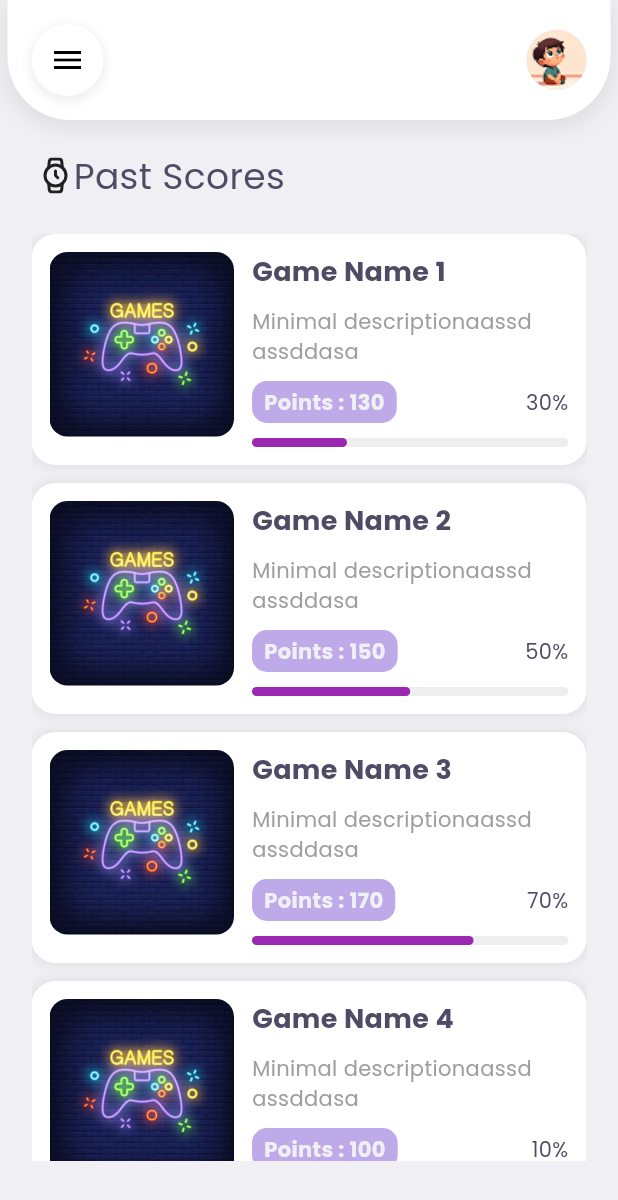
After one commit to IT21273858/24-25J-133-app, a Flutter app: the ScoresPage screen opened directly, on a phone screen of 412 x 824 dp. The commit adds this screen. Shown: the top 1200 px of the screen. Run offline on Flutter 3.47's test engine with Material 3 defaults, Android fonts, the light colour scheme and no system bars; our stand-ins replace fl_chart, flutter_feather_icons, google_fonts.

Commit message:
past scores page implemented

```diff
--- a/dyslexia/lib/CustomDrawer.dart
+++ b/dyslexia/lib/CustomDrawer.dart
@@ -2,7 +2,7 @@ import 'package:dyslexia/DashboardChild.dart';
 import 'package:dyslexia/DashboardParent.dart';
 import 'package:dyslexia/LoginPage.dart';
 import 'package:dyslexia/ProfileChild.dart';
-import 'package:dyslexia/ProfileParent.dart';
+import 'package:dyslexia/ScoresPage.dart';
 import 'package:dyslexia/variables.dart';
 import 'package:flutter/material.dart';
 import 'package:flutter_feather_icons/flutter_feather_icons.dart';
@@ -23,7 +23,7 @@ class _CustomDrawerState extends State<CustomDrawer> {
       "page": DashboardChild(),
     },
     {"icon": FeatherIcons.award, "label": "Profile", "page": ProfileChild()},
-    {"icon": FeatherIcons.barChart2, "label": "Insights", "page": LoginPage()},
+    {"icon": FeatherIcons.barChart2, "label": "Insights", "page": ScoresPage()},
   ];
 
   @override
--- a/dyslexia/lib/DashboardChild.dart
+++ b/dyslexia/lib/DashboardChild.dart
@@ -91,7 +91,7 @@ class _DashboardChildState extends State<DashboardChild> {
     );
   }
 
-  // 🔹 Emoji Selection Widget
+  // Emoji Selection Widget
   Widget _buildEmotionSelection() {
     return Container(
       margin: EdgeInsets.symmetric(horizontal: 16),
@@ -160,7 +160,7 @@ class _DashboardChildState extends State<DashboardChild> {
     );
   }
 
-  // 🔹 Header Section
+  // Header Section
   Widget _buildHeader(BuildContext context) {
     return Container(
       decoration: BoxDecoration(
@@ -219,7 +219,7 @@ class _DashboardChildState extends State<DashboardChild> {
     );
   }
 
-  // 🔹 Performance Section with Line Chart
+  // Performance Section with Line Chart
   Widget _buildPerformanceSection() {
     return Padding(
       padding: EdgeInsets.symmetric(horizontal: 16.0),
--- /dev/null
+++ b/dyslexia/lib/ScoresPage.dart
@@ -0,0 +1,166 @@
+import 'package:dyslexia/components.dart';
+import 'package:flutter/material.dart';
+import 'package:dyslexia/CustomDrawer.dart';
+import 'package:flutter_feather_icons/flutter_feather_icons.dart';
+
+class ScoresPage extends StatelessWidget {
+  final List<Map<String, dynamic>> gameScores = [
+    {
+      "image": "assets/images/games_background.jpg",
+      "name": "Game Name 1",
+      "description": "Minimal descriptionaassd assddasa",
+      "points": 130,
+      "progress": 0.3, // 30%
+    },
+    {
+      "image": "assets/images/games_background.jpg",
+      "name": "Game Name 2",
+      "description": "Minimal descriptionaassd assddasa",
+      "points": 150,
+      "progress": 0.5,
+    },
+    {
+      "image": "assets/images/games_background.jpg",
+      "name": "Game Name 3",
+      "description": "Minimal descriptionaassd assddasa",
+      "points": 170,
+      "progress": 0.7,
+    },
+    {
+      "image": "assets/images/games_background.jpg",
+      "name": "Game Name 4",
+      "description": "Minimal descriptionaassd assddasa",
+      "points": 100,
+      "progress": 0.1,
+    },
+    {
+      "image": "assets/images/games_background.jpg",
+      "name": "Game Name 5",
+      "description": "Minimal descriptionaassd assddasa",
+      "points": 120,
+      "progress": 0.2,
+    },
+  ];
+
+  @override
+  Widget build(BuildContext context) {
+    return Scaffold(
+      backgroundColor: Color(0xFFF0EFF4),
+      body: Padding(
+        padding: const EdgeInsets.symmetric(horizontal: 5.0),
+        child: ListView(
+          children: [
+            _buildHeader(context),
+            SizedBox(height: 20),
+            Column(
+              spacing: 12,
+              children: [
+                Row(
+                  children: [
+                    Padding(padding: EdgeInsets.only(left: 20)),
+                    Icon(FeatherIcons.watch, size: 24),
+                    Text(
+                      'Past Scores',
+                      style: TextStyle(
+                        fontSize: 24,
+                        fontWeight: FontWeight.normal,
+                      ),
+                    ),
+                  ],
+                ),
+                Padding(padding: EdgeInsets.only(bottom: 10)),
+              ],
+            ),
+            SizedBox(
+              height: MediaQuery.of(context).size.height * 0.75,
+              child: _buildPastScoresSection(),
+            ),
+          ],
+        ),
+      ),
+    );
+  }
+
+  // Header Section
+  Widget _buildHeader(BuildContext context) {
+    return Container(
+      decoration: BoxDecoration(
+        color: Colors.white,
+        borderRadius: BorderRadius.only(
+          bottomLeft: Radius.circular(42),
+          bottomRight: Radius.circular(42),
+        ),
+        boxShadow: [
+          BoxShadow(
+            color: Colors.grey.withOpacity(0.2),
+            spreadRadius: 2,
+            blurRadius: 10,
+            offset: Offset(0, 4),
+          ),
+        ],
+      ),
+      padding: EdgeInsets.all(16),
+      child: Row(
+        mainAxisAlignment: MainAxisAlignment.spaceBetween,
+        children: [
+          _buildIconButton(Icons.menu, () {
+            Navigator.push(
+              context,
+              MaterialPageRoute(builder: (context) => CustomDrawer()),
+            );
+          }),
+          CircleAvatar(
+            radius: 20,
+            backgroundImage: AssetImage('assets/images/user.png'),
+          ),
+        ],
+      ),
+    );
+  }
+
+  // Past Scores Section
+  Widget _buildPastScoresSection() {
+    return Padding(
+      padding: EdgeInsets.symmetric(horizontal: 16.0),
+      child: Expanded(
+        child: SingleChildScrollView(
+          child: Column(
+            children:
+                gameScores
+                    .map(
+                      (game) => GameScoreCard(
+                        image: game["image"],
+                        name: game["name"],
+                        description: game["description"],
+                        points: game["points"],
+                        progress: game["progress"],
+                      ),
+                    )
+                    .toList(),
+          ),
+        ),
+      ),
+    );
+  }
+
+  Widget _buildIconButton(IconData icon, VoidCallback onPressed) {
+    return Container(
+      decoration: BoxDecoration(
+        color: Colors.white,
+        shape: BoxShape.circle,
+        boxShadow: [
+          BoxShadow(
+            color: Colors.grey.withOpacity(0.2),
+            spreadRadius: 1,
+            blurRadius: 5,
+            offset: Offset(0, 2),
+          ),
+        ],
+      ),
+      child: IconButton(
+        icon: Icon(icon, color: Colors.black),
+        onPressed: onPressed,
+      ),
+    );
+  }
+}
--- a/dyslexia/lib/components.dart
+++ b/dyslexia/lib/components.dart
@@ -758,3 +758,112 @@ class LineChartWidget extends StatelessWidget {
     );
   }
 }
+
+// Games score card
+class GameScoreCard extends StatelessWidget {
+  final String image;
+  final String name;
+  final String description;
+  final int points;
+  final double progress;
+
+  const GameScoreCard({
+    super.key,
+    required this.image,
+    required this.name,
+    required this.description,
+    required this.points,
+    required this.progress,
+  });
+
+  @override
+  Widget build(BuildContext context) {
+    return Container(
+      margin: EdgeInsets.only(bottom: 12),
+      padding: EdgeInsets.all(12),
+      decoration: BoxDecoration(
+        color: Colors.white,
+        borderRadius: BorderRadius.circular(16),
+        boxShadow: [
+          BoxShadow(
+            color: Colors.grey.withOpacity(0.2),
+            spreadRadius: 1,
+            blurRadius: 5,
+          ),
+        ],
+      ),
+      child: Row(
+        crossAxisAlignment: CrossAxisAlignment.start,
+        children: [
+          // Game Image
+          ClipRRect(
+            borderRadius: BorderRadius.circular(12),
+            child: Image.asset(
+              image,
+              width: 123,
+              height: 123,
+              fit: BoxFit.cover,
+            ),
+          ),
+          SizedBox(width: 12),
+
+          // Game Info (Title & Description)
+          Expanded(
+            child: Column(
+              crossAxisAlignment: CrossAxisAlignment.start,
+              spacing: 10,
+              children: [
+                // game name
+                Text(
+                  name,
+                  style: TextStyle(fontWeight: FontWeight.bold, fontSize: 18),
+                ),
+                // description
+                Text(
+                  description,
+                  style: TextStyle(color: Colors.grey, fontSize: 14),
+                  overflow: TextOverflow.ellipsis,
+                  maxLines: 2,
+                ),
+
+                // Points & Progress Bar
+                Row(
+                  mainAxisAlignment: MainAxisAlignment.spaceBetween,
+                  children: [
+                    Container(
+                      padding: EdgeInsets.symmetric(horizontal: 8, vertical: 4),
+                      decoration: BoxDecoration(
+                        color: pointsBackgroundColor.withOpacity(0.6),
+                        borderRadius: BorderRadius.circular(10),
+                      ),
+                      child: Text(
+                        "Points : $points",
+                        style: TextStyle(
+                          color: pointsTextColor,
+                          fontWeight: FontWeight.bold,
+                          fontSize: 14,
+                        ),
+                      ),
+                    ),
+                    Text(
+                      "${(progress * 100).toInt()}%",
+                      style: TextStyle(fontSize: 14),
+                    ),
+                  ],
+                ),
+                // Progress Bar
+                LinearProgressIndicator(
+                  value: progress,
+                  backgroundColor: Colors.grey.shade200,
+                  color: Colors.purple,
+                  minHeight: 6,
+                  borderRadius: BorderRadius.circular(8),
+                ),
+              ],
+            ),
+          ),
+        ],
+      ),
+    );
+  }
+}
--- a/dyslexia/lib/variables.dart
+++ b/dyslexia/lib/variables.dart
@@ -34,6 +34,8 @@ const Color menuColor = Color(0xFF554997);
 const Color linechartblueColor = Color(0xFF4A3AFF);
 const Color linechartbodyColor = Color(0xFF6D3AFF);
 const Color childcardbodyColor = Color(0xFFCFCAFF);
+const Color pointsBackgroundColor = Color(0xFF9370DB);
+const Color pointsTextColor = Color(0xFFF0EFF4);
 
 // Font styles using Poppins
 final TextStyle headingStyle = GoogleFonts.poppins(
```
